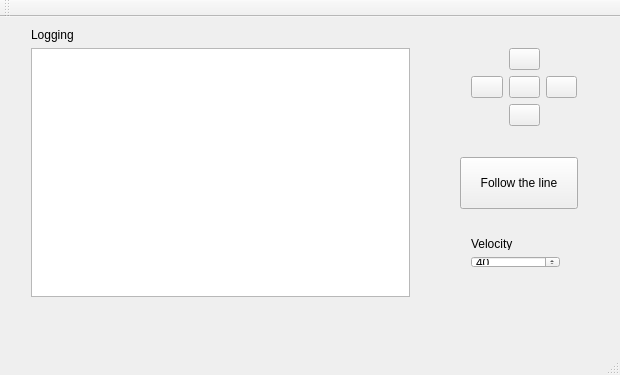
First picture: the form in mainwindow.ui, repository MarvinStuede/pms, before the edit.
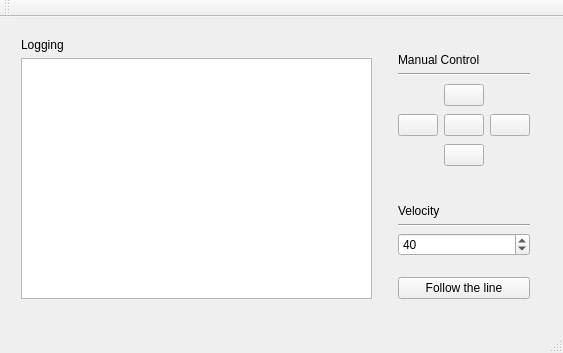
Second picture: the form after the edit. Icons and pictures are not drawn.

Patch:
```diff
--- a/mainwindow.ui
+++ b/mainwindow.ui
@@ -6,14 +6,20 @@
    <rect>
     <x>0</x>
     <y>0</y>
-    <width>620</width>
-    <height>375</height>
+    <width>563</width>
+    <height>353</height>
    </rect>
   </property>
   <property name="minimumSize">
    <size>
-    <width>620</width>
-    <height>375</height>
+    <width>563</width>
+    <height>353</height>
+   </size>
+  </property>
+  <property name="maximumSize">
+   <size>
+    <width>563</width>
+    <height>353</height>
    </size>
   </property>
   <property name="windowTitle">
@@ -23,12 +29,89 @@
    <widget class="QWidget" name="gridLayoutWidget">
     <property name="geometry">
      <rect>
-      <x>460</x>
-      <y>20</y>
-      <width>128</width>
-      <height>101</height>
+      <x>10</x>
+      <y>10</y>
+      <width>551</width>
+      <height>283</height>
      </rect>
     </property>
+    <layout class="QHBoxLayout" name="horizontalLayout">
+     <item>
+      <layout class="QVBoxLayout" name="verticalLayout_2">
+       <item>
+        <widget class="QLabel" name="label_2">
+         <property name="sizePolicy">
+          <sizepolicy hsizetype="Preferred" vsizetype="Fixed">
+           <horstretch>0</horstretch>
+           <verstretch>0</verstretch>
+          </sizepolicy>
+         </property>
+         <property name="text">
+          <string>Logging</string>
+         </property>
+        </widget>
+       </item>
+       <item>
+        <widget class="QListView" name="listOutput">
+         <property name="sizePolicy">
+          <sizepolicy hsizetype="Expanding" vsizetype="Expanding">
+           <horstretch>0</horstretch>
+           <verstretch>0</verstretch>
+          </sizepolicy>
+         </property>
+        </widget>
+       </item>
+      </layout>
+     </item>
+     <item>
+      <spacer name="horizontalSpacer">
+       <property name="orientation">
+        <enum>Qt::Horizontal</enum>
+       </property>
+       <property name="sizeType">
+        <enum>QSizePolicy::Fixed</enum>
+       </property>
+       <property name="sizeHint" stdset="0">
+        <size>
+         <width>20</width>
+         <height>20</height>
+        </size>
+       </property>
+      </spacer>
+     </item>
+     <item>
+      <layout class="QVBoxLayout" name="verticalLayout_3">
+       <item>
+        <spacer name="verticalSpacer_7">
+         <property name="orientation">
+          <enum>Qt::Vertical</enum>
+         </property>
+         <property name="sizeType">
+          <enum>QSizePolicy::Fixed</enum>
+         </property>
+         <property name="sizeHint" stdset="0">
+          <size>
+           <width>20</width>
+           <height>15</height>
+          </size>
+         </property>
+        </spacer>
+       </item>
+       <item>
+        <widget class="QLabel" name="label_3">
+         <property name="text">
+          <string>Manual Control</string>
+         </property>
+        </widget>
+       </item>
+       <item>
+        <widget class="Line" name="line">
+         <property name="orientation">
+          <enum>Qt::Horizontal</enum>
+         </property>
+        </widget>
+       </item>
+       <item>
     <layout class="QGridLayout" name="gridLayout_2">
      <item row="3" column="2">
       <spacer name="verticalSpacer_4">
@@ -143,36 +226,23 @@
       </spacer>
      </item>
     </layout>
-   </widget>
-   <widget class="QPushButton" name="btnLine">
-    <property name="geometry">
-     <rect>
-      <x>460</x>
-      <y>140</y>
-      <width>118</width>
-      <height>52</height>
-     </rect>
-    </property>
-    <property name="sizePolicy">
-     <sizepolicy hsizetype="Minimum" vsizetype="Expanding">
-      <horstretch>0</horstretch>
-      <verstretch>0</verstretch>
-     </sizepolicy>
-    </property>
-    <property name="text">
-     <string>Follow the line</string>
-    </property>
-   </widget>
-   <widget class="QWidget" name="verticalLayoutWidget">
-    <property name="geometry">
-     <rect>
-      <x>460</x>
-      <y>210</y>
-      <width>111</width>
-      <height>52</height>
-     </rect>
-    </property>
-    <layout class="QVBoxLayout" name="verticalLayout">
+       </item>
+       <item>
+        <spacer name="verticalSpacer_5">
+         <property name="orientation">
+          <enum>Qt::Vertical</enum>
+         </property>
+         <property name="sizeType">
+          <enum>QSizePolicy::Fixed</enum>
+         </property>
+         <property name="sizeHint" stdset="0">
+          <size>
+           <width>20</width>
+           <height>30</height>
+          </size>
+         </property>
+        </spacer>
+       </item>
      <item>
       <widget class="QLabel" name="label">
        <property name="text">
@@ -180,6 +250,13 @@
        </property>
       </widget>
      </item>
+       <item>
+        <widget class="Line" name="line_2">
+         <property name="orientation">
+          <enum>Qt::Horizontal</enum>
+         </property>
+        </widget>
+       </item>
      <item>
       <widget class="QSpinBox" name="spnbxSpeed">
        <property name="maximum">
@@ -190,40 +267,52 @@
        </property>
       </widget>
      </item>
-    </layout>
-   </widget>
-   <widget class="QWidget" name="layoutWidget">
-    <property name="geometry">
-     <rect>
-      <x>20</x>
-      <y>0</y>
-      <width>401</width>
-      <height>291</height>
-     </rect>
-    </property>
-    <layout class="QVBoxLayout" name="verticalLayout_2">
+       <item>
+        <spacer name="verticalSpacer_6">
+         <property name="orientation">
+          <enum>Qt::Vertical</enum>
+         </property>
+         <property name="sizeType">
+          <enum>QSizePolicy::Fixed</enum>
+         </property>
+         <property name="sizeHint" stdset="0">
+          <size>
+           <width>20</width>
+           <height>15</height>
+          </size>
+         </property>
+        </spacer>
+       </item>
      <item>
-      <widget class="QLabel" name="label_2">
+        <widget class="QPushButton" name="btnLine">
        <property name="sizePolicy">
-        <sizepolicy hsizetype="Preferred" vsizetype="Fixed">
+          <sizepolicy hsizetype="Minimum" vsizetype="Expanding">
          <horstretch>0</horstretch>
          <verstretch>0</verstretch>
         </sizepolicy>
        </property>
        <property name="text">
-        <string>Logging</string>
-       </property>
-      </widget>
+          <string>Follow the line</string>
+         </property>
+        </widget>
+       </item>
+      </layout>
      </item>
      <item>
-      <widget class="QListView" name="listOutput">
-       <property name="sizePolicy">
-        <sizepolicy hsizetype="Expanding" vsizetype="Expanding">
-         <horstretch>0</horstretch>
-         <verstretch>0</verstretch>
-        </sizepolicy>
+      <spacer name="horizontalSpacer_2">
+       <property name="orientation">
+        <enum>Qt::Horizontal</enum>
        </property>
-      </widget>
+       <property name="sizeType">
+        <enum>QSizePolicy::Fixed</enum>
+       </property>
+       <property name="sizeHint" stdset="0">
+        <size>
+         <width>20</width>
+         <height>20</height>
+        </size>
+       </property>
+      </spacer>
      </item>
     </layout>
    </widget>
```
Left out of the diff: 16 changed lines with no effect on the pictures. Lines whose indentation alone changed are shown as unchanged.
